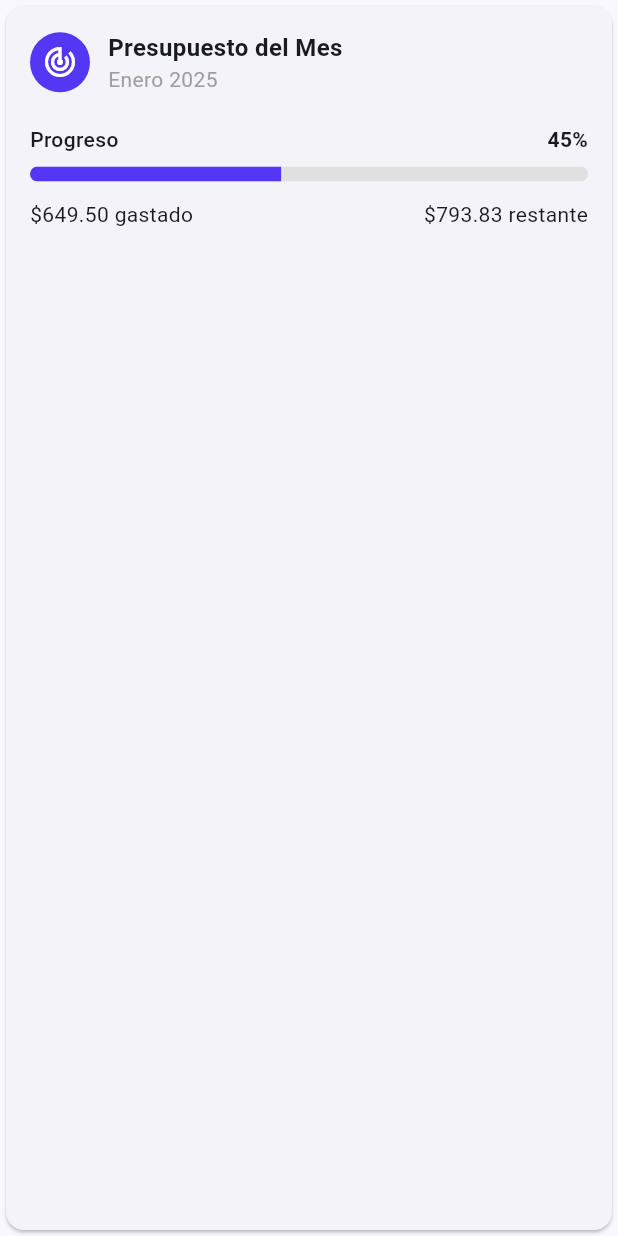
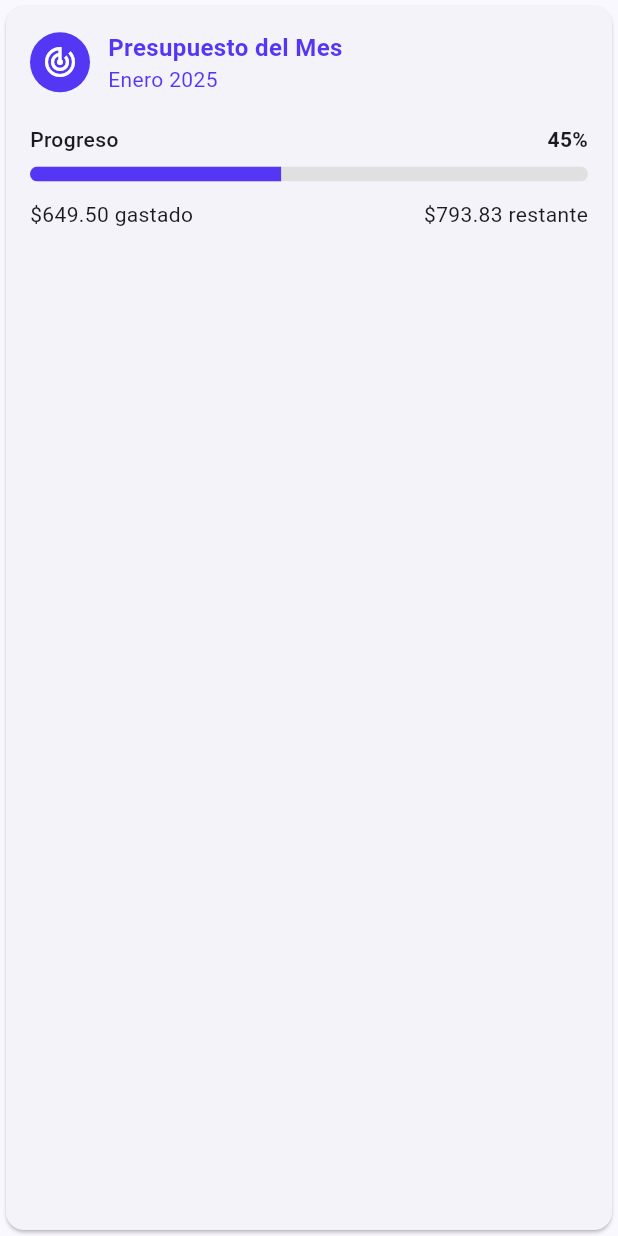
Before and after one commit to VECTOR416/Flutter-Manejo-Divisas, a Flutter app: the BudgetCard widget shown alone on an empty page, opened directly, on a phone screen of 412 x 824 dp. Run offline on Flutter 3.47's test engine with Material 3 defaults, Android fonts, the phone set to English and light mode, and no system bars; our stand-ins replace fl_chart, go_router.

Commit message:
refactor(homescreen): Cambios de estructura en la pantalla principal y el presupuesto

```diff
--- a/lib/presentation/screens/home_screen.dart
+++ b/lib/presentation/screens/home_screen.dart
@@ -20,6 +20,7 @@ class HomeScreen extends StatelessWidget {
           child: Column(
             children: [
               MainTitle(),
+              SizedBox(height: 4),
               CardsContainer(),
               CustomLineChart(),
               BudgetCard()
--- a/lib/presentation/widgets/home-screen/budget_card.dart
+++ b/lib/presentation/widgets/home-screen/budget_card.dart
@@ -26,8 +26,8 @@ class BudgetCard extends StatelessWidget {
                   crossAxisAlignment: CrossAxisAlignment.start,
                   children: const [
                     Text("Presupuesto del Mes",
-                        style: TextStyle(fontWeight: FontWeight.bold, fontSize: 16)),
-                    Text("Enero 2025", style: TextStyle(color: Colors.grey)),
+                        style: TextStyle(fontWeight: FontWeight.bold, fontSize: 16, color: Color(0xFF5337F5))),
+                    Text("Enero 2025", style: TextStyle(color: Color(0xFF5337F5))),
                   ],
                 ),
               ],
```
